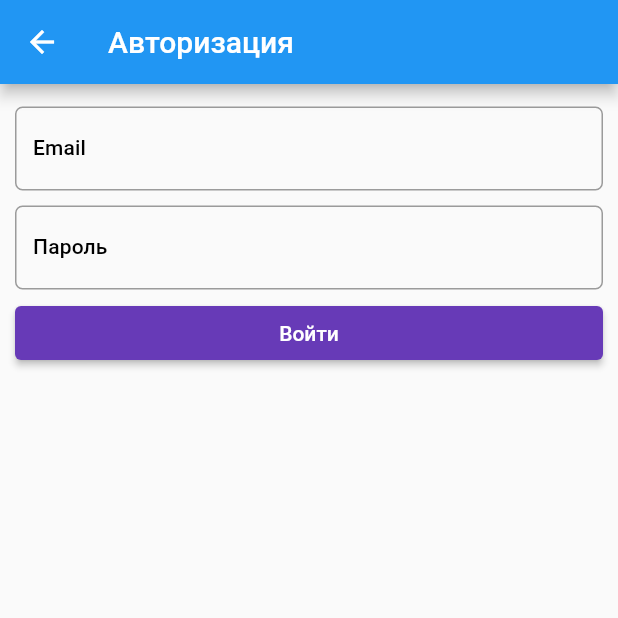
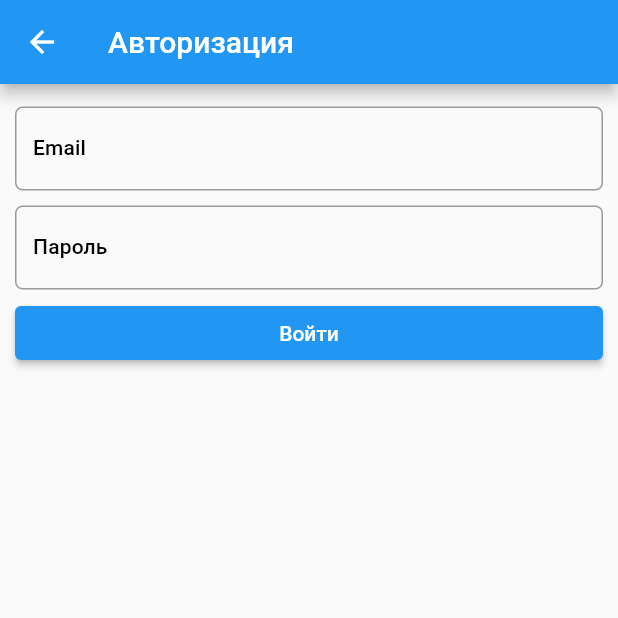
Before and after one commit to vengeancegod/ima, a Flutter app: the signinUsers screen opened directly, after a tap on "Войти", on a phone screen of 412 x 824 dp, the top half of it. Run offline on Flutter 3.47's test engine with Material 2 defaults, Android fonts, the phone set to English and light mode, and no system bars; our stand-ins replace shared_preferences; accounts and stored records are empty; network calls fail.

Commit message:
add other screens

```diff
--- a/lib/Models/User.dart
+++ b/lib/Models/User.dart
@@ -8,11 +8,11 @@ class User {
   String name;
   String email;
   String password;
-  int numberPhone;
-  bool active;
+  String numberPhone;
+
   List roles;
 
-  User({required this.name, required this.id, required this.email, required this.password, required this.numberPhone, required this.active, required this.roles});
+  User({required this.name, required this.id, required this.email, required this.password, required this.numberPhone,  required this.roles});
   factory User.fromJson(Map<String, dynamic> json) => User(
 
       id: json["id"],
@@ -20,7 +20,7 @@ class User {
     email: json["email"],
       password: json["password"],
       numberPhone: json["numberPhone"],
-    active: json["active"],
+
     roles: json["roles"]
   );
 
@@ -30,7 +30,6 @@ class User {
     "email": password,
     'id':id,
     "numberPhone": numberPhone,
-    "active": active,
     "roles": roles
   };
 }
--- a/lib/Screens/signinUsers.dart
+++ b/lib/Screens/signinUsers.dart
@@ -1,4 +1,5 @@
 import 'dart:convert';
+import 'package:clientflutter/Models/User.dart';
 import 'package:clientflutter/Screens/signupUsers.dart';
 import 'package:clientflutter/Screens/adminPage.dart';
 import 'package:clientflutter/Models/LoginModel.dart';
@@ -68,8 +69,9 @@ class signinUsers extends StatelessWidget {
                             )),
                         ElevatedButton(
                           style: ElevatedButton.styleFrom(
-                            backgroundColor: Colors.deepPurple,
+                            backgroundColor: Colors.blue,
                             onPrimary: Colors.white,
+
                           ),
                           onPressed: () {
                             signin(context);
@@ -96,10 +98,10 @@ class signinUsers extends StatelessWidget {
     final response = await http.post(url, headers: headers, body:body);
     if (response.statusCode == 200)
     {
-      LoginModel loginModel = LoginModel.fromJson(json.decode(response.body));
+      User user = User.fromJson(json.decode(response.body));
 
-      List roles = loginModel.roles;
-      int userId = loginModel.id;
+      List roles = user.roles;
+      int userId = user.id;
 
       Future<void> saveUserId(int userId) async {
         final prefs = await SharedPreferences.getInstance();
@@ -109,30 +111,30 @@ class signinUsers extends StatelessWidget {
 
       for (String role in roles)
       {
-        if (role == 'ROLE_USER')
-        {
-          ScaffoldMessenger.of(context).showSnackBar(
-            SnackBar(
-              content: Text(response.body),
-            ),
-          );
-          Navigator.pushReplacement(
-            context,
-            MaterialPageRoute(builder: (context) => clientPage()),
-          );
-        }
-        if (role == 'ROLE_AGENT') {
-          ScaffoldMessenger.of(context).showSnackBar(
-            SnackBar(
-              content: Text(response.body),
-            ),
-          );
-          Navigator.pushReplacement(
-            context,
-            MaterialPageRoute(builder: (context) => agentPage()),
-          );
-        }
-        if (role == 'ROLE_ADMIN') {
+        // if (role == 'ROLE_USER')
+        // {
+        //   ScaffoldMessenger.of(context).showSnackBar(
+        //     SnackBar(
+        //       content: Text(response.body),
+        //     ),
+        //   );
+        //   Navigator.pushReplacement(
+        //     context,
+        //     MaterialPageRoute(builder: (context) => clientPage()),
+        //   );
+        // }
+        // if (role == 'ROLE_AGENT') {
+        //   ScaffoldMessenger.of(context).showSnackBar(
+        //     SnackBar(
+        //       content: Text(response.body),
+        //     ),
+        //   );
+        //   Navigator.pushReplacement(
+        //     context,
+        //     MaterialPageRoute(builder: (context) => agentPage()),
+        //   );
+        // }
+        if (role == 'ROLE_ADMINISTRATOR') {
           ScaffoldMessenger.of(context).showSnackBar(
             SnackBar(
               content: Text("Вы успешно авторизировались!"),
@@ -219,7 +221,6 @@ class signinUsers extends StatelessWidget {
               ),
             );
           }
-
         }
       }
     }
--- a/lib/Screens/signupUsers.dart
+++ b/lib/Screens/signupUsers.dart
@@ -19,7 +19,7 @@ class signupUsers extends StatelessWidget {
     String name = nameController.text;
     String email = emailController.text;
     String password = passwordController.text;
-    String phoneNumber = numberPhoneController.text;
+    String numberPhone = numberPhoneController.text;
 
     final url = Uri.parse('http://localhost:8092/users/signup');
     final headers = {'Content-Type': 'application/json'};
@@ -27,7 +27,7 @@ class signupUsers extends StatelessWidget {
       'name': name,
       'email':email,
       'password':password,
-      'phoneNumber':phoneNumber
+      'numberPhone':numberPhone
     });
 
     final response = await http.post(url, headers: headers, body:body);
@@ -147,7 +147,7 @@ class signupUsers extends StatelessWidget {
               )),
               ElevatedButton(
                 style: ElevatedButton.styleFrom(
-                  backgroundColor: Colors.deepPurple,
+                  backgroundColor: Colors.blue,
                   onPrimary: Colors.white,
                 ),
                 onPressed: () {
```
Also changed, not shown: lib/Screens/adminPage.dart (+24 -63 lines), lib/Screens/lk.dart (+107 -0 lines).
